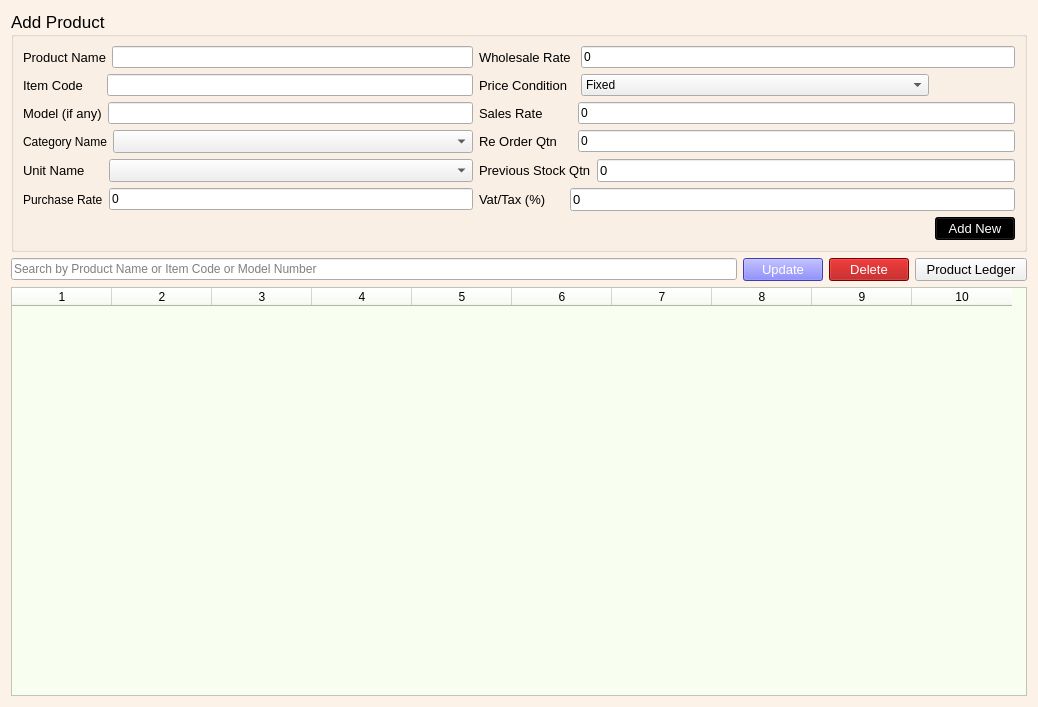
ansarul543/pos-inventory, file ui/product1.ui: the form before one commit.
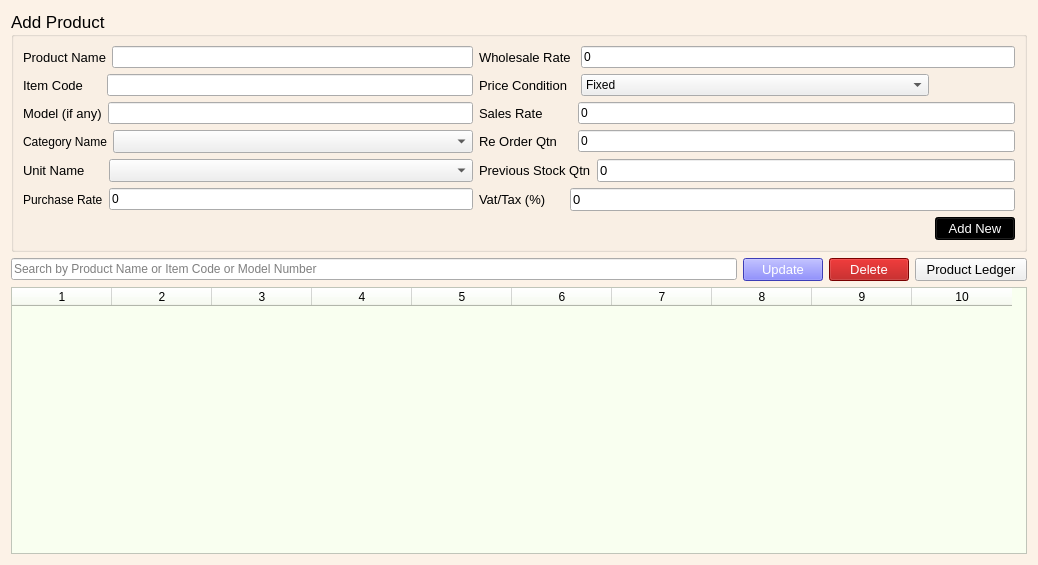
The form after the commit.

Patch:
```diff
--- a/ui/product1.ui
+++ b/ui/product1.ui
@@ -10,7 +10,7 @@
     <x>0</x>
     <y>0</y>
     <width>1038</width>
-    <height>707</height>
+    <height>565</height>
    </rect>
   </property>
   <property name="windowTitle">
```
